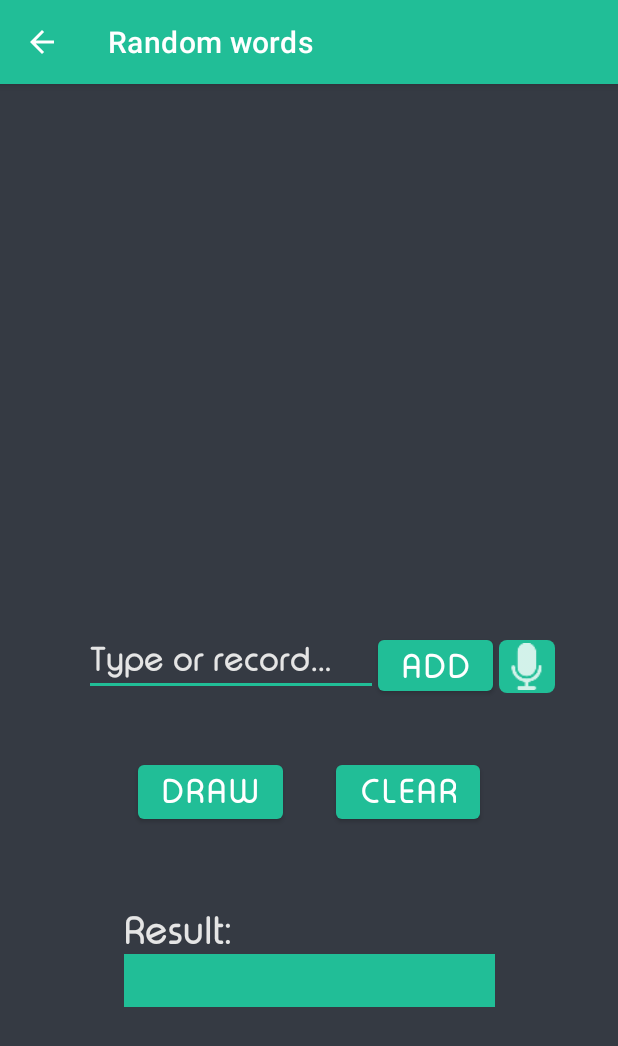
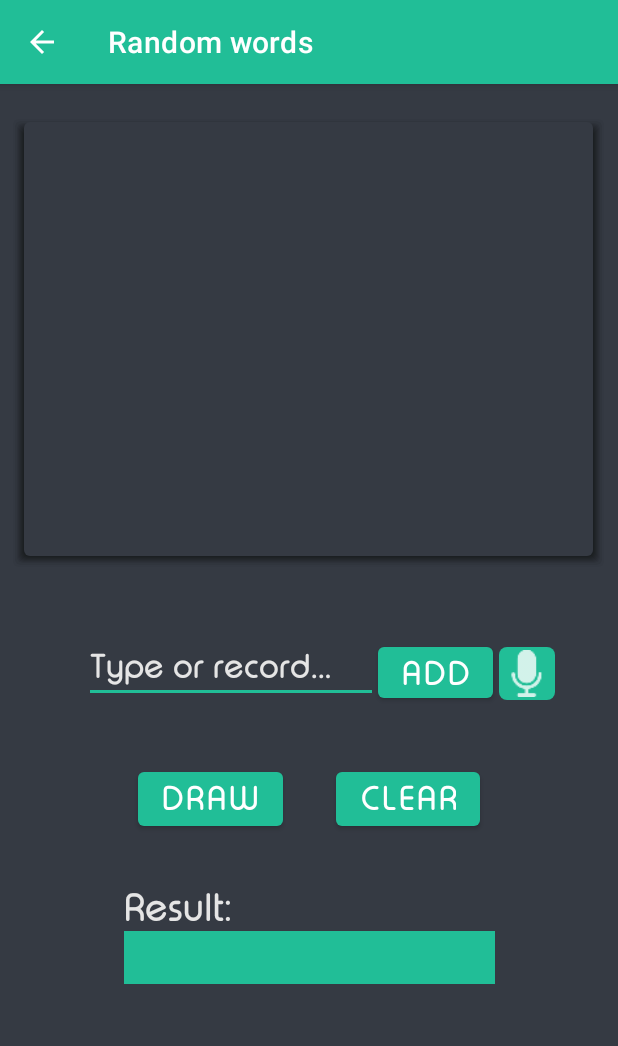
Before and after one commit to michal1702/RNG_AndroidApp, an Android app: the RandomWordsActivity screen opened directly, with no data from a screen before it, on a phone screen of 412 x 824 dp. Shown: the top 1046 px of the screen. Run offline under Robolectric (Android 15) with nearby library versions, the phone set to English and light mode, and no system bars.

Commit message:
changed background of words list

```diff
--- a/app/src/main/res/layout/activity_random_words.xml
+++ b/app/src/main/res/layout/activity_random_words.xml
@@ -42,7 +42,7 @@
         android:id="@+id/resultTextView"
         android:layout_width="247dp"
         android:layout_height="35dp"
-        android:layout_marginTop="84dp"
+        android:layout_marginTop="64dp"
         android:background="@color/light_green"
         android:fontFamily="@font/round_regular"
         android:paddingVertical="5dp"
@@ -115,9 +115,10 @@
 
     <ListView
         android:id="@+id/wordsListView"
-        android:layout_width="364dp"
-        android:layout_height="303dp"
+        android:layout_width="398dp"
+        android:layout_height="308dp"
         android:layout_marginTop="16dp"
+        android:background="@drawable/list_item_background"
         app:layout_constraintEnd_toEndOf="parent"
         app:layout_constraintHorizontal_bias="0.493"
         app:layout_constraintStart_toStartOf="parent"
--- a/app/src/main/res/layout/random_words_list_view_item.xml
+++ b/app/src/main/res/layout/random_words_list_view_item.xml
@@ -10,7 +10,7 @@
             android:id="@+id/wordsListViewItem"
             android:layout_width="match_parent"
             android:layout_height="45dp"
-            android:background="@drawable/list_item_background" />
+            android:background="@color/dark_gray" />
 
         <TextView
             android:id="@+id/wordNameTextView"
```
